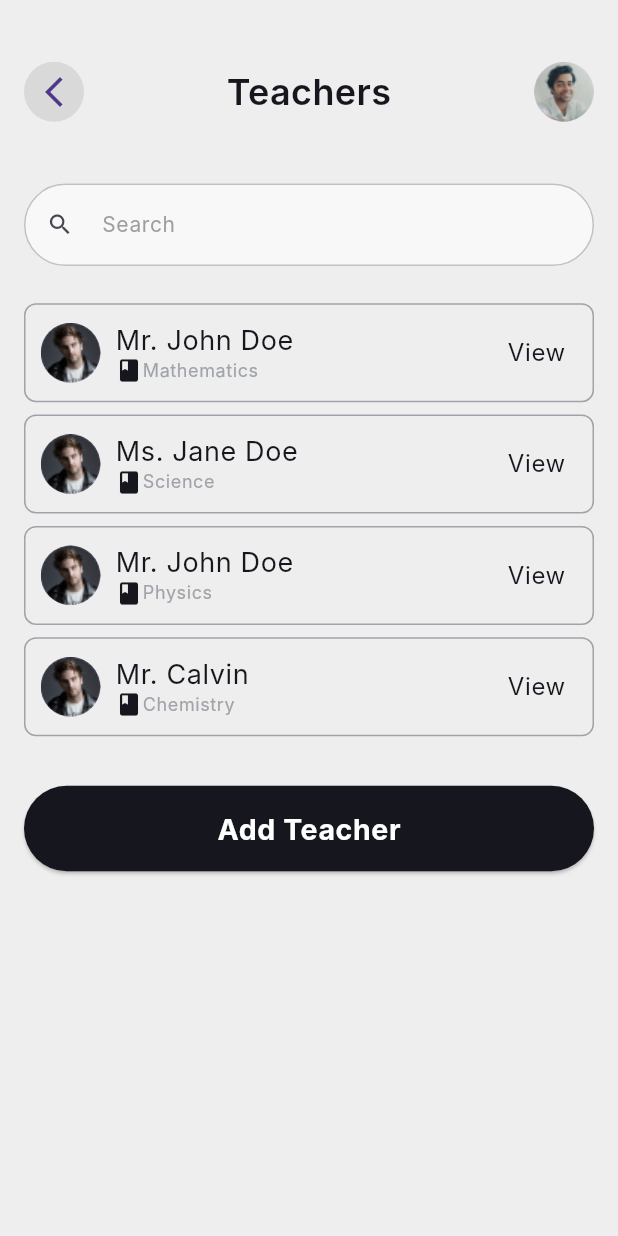
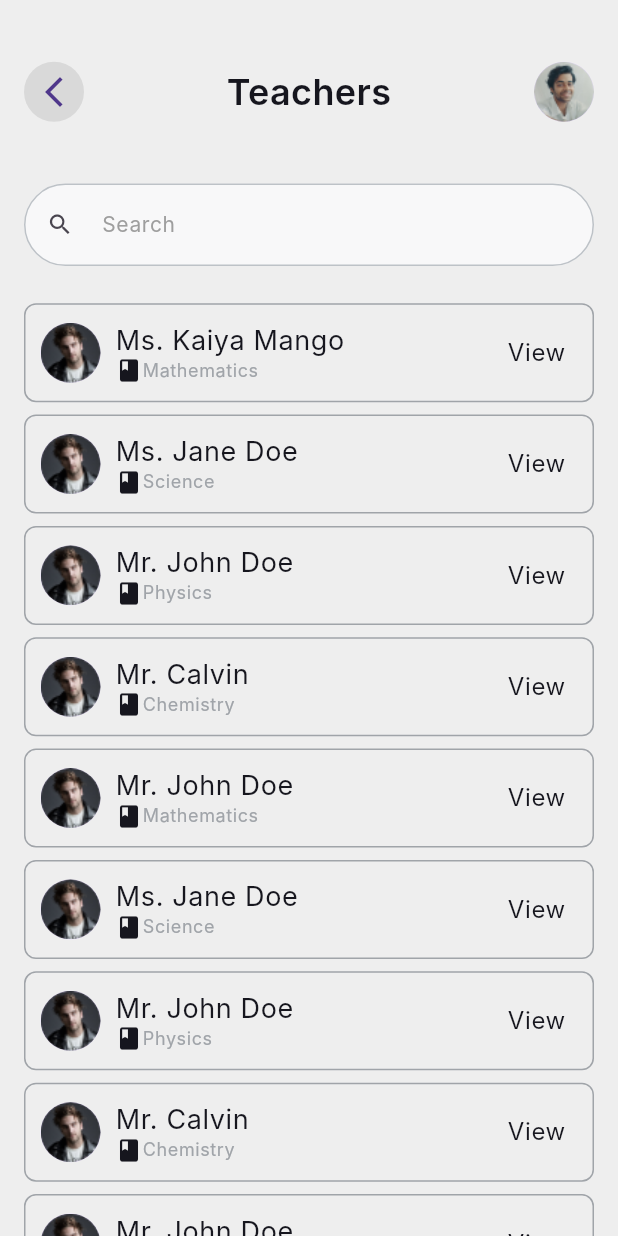
Before and after one commit to altezzai/acadobs, a Flutter app: the TeachersListScreen screen opened directly, on a phone screen of 412 x 824 dp. Run offline on Flutter 3.47's test engine with Material 3 defaults, Android fonts, the phone set to English and light mode, and no system bars; our stand-ins replace flutter_rating_bar; Roboto replaces fonts that are missing (Inter).

Commit message:
teacher add

```diff
--- a/lib/admin/teacher/screens/teachers_list.dart
+++ b/lib/admin/teacher/screens/teachers_list.dart
@@ -12,6 +12,16 @@ class TeachersListScreen extends StatelessWidget {
 
   List<Map<String, String>> teachers = [
     {
+      'name': 'Ms. Kaiya Mango',
+      'subject': 'Mathematics',
+    },
+    {
+      'name': 'Ms. Jane Doe',
+      'subject': 'Science',
+    },
+    {'name': 'Mr. John Doe', 'subject': 'Physics'},
+    {'name': 'Mr. Calvin', 'subject': 'Chemistry'},
+    {
       'name': 'Mr. John Doe',
       'subject': 'Mathematics',
     },
@@ -20,18 +30,72 @@ class TeachersListScreen extends StatelessWidget {
       'subject': 'Science',
     },
     {'name': 'Mr. John Doe', 'subject': 'Physics'},
-    {'name': 'Mr. Calvin', 'subject': 'Chemistry'}
+    {'name': 'Mr. Calvin', 'subject': 'Chemistry'},
+    {
+      'name': 'Mr. John Doe',
+      'subject': 'Mathematics',
+    },
+    {
+      'name': 'Ms. Jane Doe',
+      'subject': 'Science',
+    },
+    {'name': 'Mr. John Doe', 'subject': 'Physics'},
+    {'name': 'Mr. Calvin', 'subject': 'Chemistry'},
+    {
+      'name': 'Mr. John Doe',
+      'subject': 'Mathematics',
+    },
+    {
+      'name': 'Ms. Jane Doe',
+      'subject': 'Science',
+    },
+    {'name': 'Mr. John Doe', 'subject': 'Physics'},
+    {'name': 'Mr. Calvin', 'subject': 'Chemistry'},
+    {
+      'name': 'Mr. John Doe',
+      'subject': 'Mathematics',
+    },
+    {
+      'name': 'Ms. Jane Doe',
+      'subject': 'Science',
+    },
+    {'name': 'Mr. John Doe', 'subject': 'Physics'},
+    {'name': 'Mr. Calvin', 'subject': 'Chemistry'},
+    {
+      'name': 'Mr. John Doe',
+      'subject': 'Mathematics',
+    },
+    {
+      'name': 'Ms. Jane Doe',
+      'subject': 'Science',
+    },
+    {'name': 'Mr. John Doe', 'subject': 'Physics'},
+    {'name': 'Mr. Calvin', 'subject': 'Chemistry'},
+    {
+      'name': 'Mr. John Doe',
+      'subject': 'Mathematics',
+    },
+    {
+      'name': 'Ms. Jane Doe',
+      'subject': 'Science',
+    },
+    {'name': 'Mr. John Doe', 'subject': 'Physics'},
+    {'name': 'Mr. Calvin', 'subject': 'Chemistry'},
   ];
 
   @override
   Widget build(BuildContext context) {
     return Scaffold(
-      body: SingleChildScrollView(
-        child: Padding(
+      body: Padding(
         padding: const EdgeInsets.symmetric(horizontal: 16),
         child: Column(
           children: [
-              const CustomAppbar(title: "Teachers"),
+            CustomAppbar(
+              title: "Teachers",
+              onTap: () {
+                Navigator.pop(context);
+              },
+            ),
             CustomTextfield(
               hintText: "Search",
               iconData: const Icon(Icons.search),
@@ -39,11 +103,12 @@ class TeachersListScreen extends StatelessWidget {
             SizedBox(
               height: Responsive.height * 3,
             ),
-              ListView.builder(
-                shrinkWrap: true,
-                physics: const NeverScrollableScrollPhysics(),
-                itemCount: teachers.length,
-                itemBuilder: (context, index) {
+            Expanded(
+              child: CustomScrollView(
+                slivers: [
+                  SliverList(
+                    delegate: SliverChildBuilderDelegate(
+                        childCount: teachers.length, (context, index) {
                       return Padding(
                         padding: EdgeInsets.only(bottom: Responsive.height * 1),
                         child: ProfileTile(
@@ -51,12 +116,15 @@ class TeachersListScreen extends StatelessWidget {
                             description: teachers[index]['subject'] ?? "",
                             icon: Icons.class_),
                       );
-                },
+                    }),
                   ),
-              SizedBox(
+                  SliverToBoxAdapter(
+                    child: SizedBox(
                       height: Responsive.height * 3,
                     ),
-              CustomButton(
+                  ),
+                  SliverToBoxAdapter(
+                    child: CustomButton(
                       text: "Add Teacher",
                       onPressed: () {
                         Navigator.push(
@@ -67,8 +135,16 @@ class TeachersListScreen extends StatelessWidget {
                         );
                       },
                     ),
+                  ),
+                  SliverToBoxAdapter(
+                    child: SizedBox(
+                      height: Responsive.height * 5,
+                    ),
+                  ),
                 ],
               ),
+            )
+          ],
         ),
       ),
     );
```
Also changed, not shown: lib/admin/teacher/screens/activity.dart (added, +10 -0 lines), lib/admin/teacher/screens/add_teacher.dart (+54 -7 lines). Lines whose indentation alone changed are shown as unchanged.
